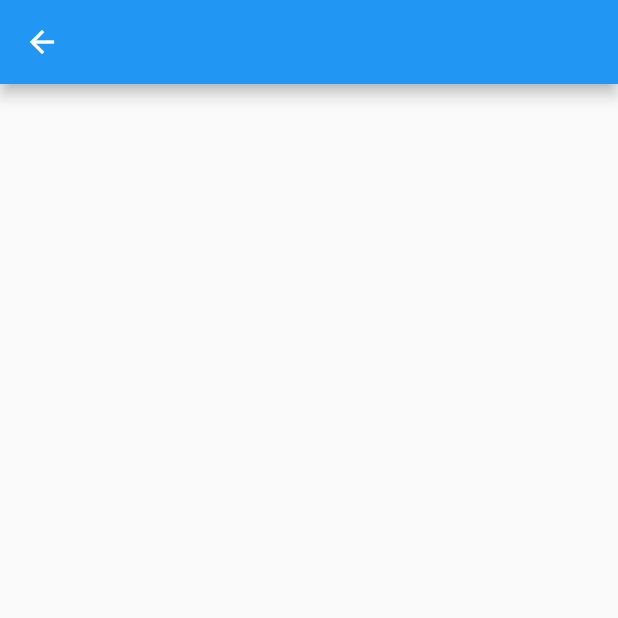
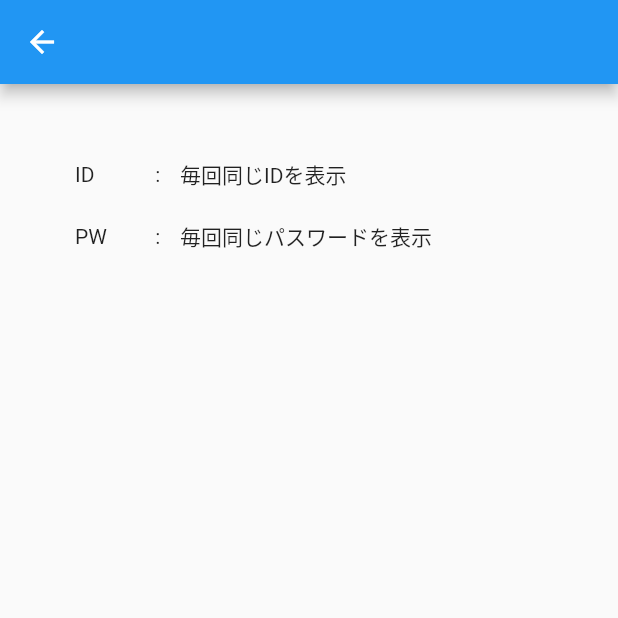
Before and after one commit to Channelsu/playground, a Flutter app: the DetailPage screen opened directly, on a phone screen of 412 x 824 dp, the top half of it. Run offline on Flutter 3.47's test engine with Material 2 defaults, Android fonts, the phone set to English and light mode, and no system bars.

Commit message:
詳細ページ内容追加

```diff
--- a/lib/detail_page.dart
+++ b/lib/detail_page.dart
@@ -10,6 +10,41 @@ class _DetailPageState extends State<DetailPage> {
   Widget build(BuildContext context) {
     return Scaffold(
       appBar: AppBar(),
+      body: Padding(
+        padding: const EdgeInsets.all(50.0),
+        child: Column(
+          crossAxisAlignment: CrossAxisAlignment.start,
+          children: <Widget>[
+            Row(
+              children: <Widget>[
+                Container(
+                  child: Text('ID'),
+                  width: 50,
+                ),
+                Container(
+                  child: Text(' : '),
+                  width: 20,
+                ),
+                Text('毎回同じIDを表示'),
+              ],
+            ),
+            Padding(padding: EdgeInsets.all(10),),
+            Row(
+              children: <Widget>[
+                Container(
+                  child: Text('PW'),
+                  width: 50,
+                ),
+                Container(
+                  child: Text(' : '),
+                  width: 20,
+                ),
+                Text('毎回同じパスワードを表示'),
+              ],
+            ),
+          ],
+        ),
+      ),
     );
   }
 }
```
